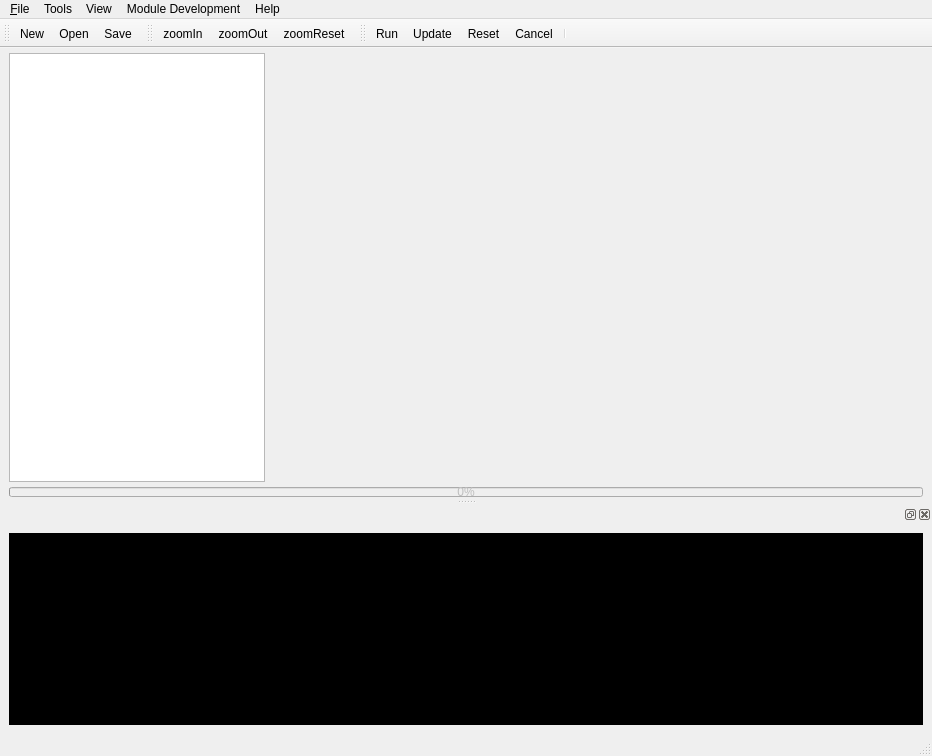
This is src/libdynamind-gui/dmmainwindow.ui in iut-ibk/DynaMind-ToolBox as Qt 5 draws it before an edit. The edited form follows.
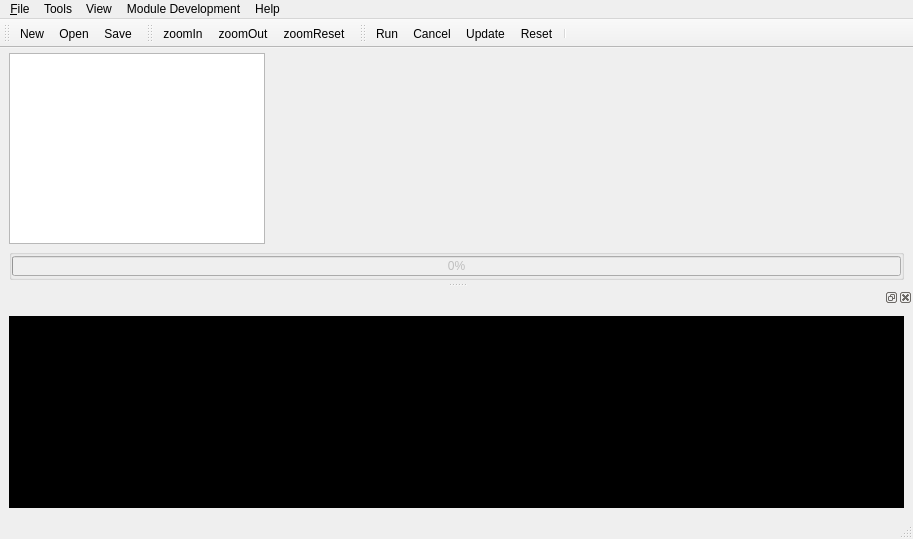
This is the edited form. Icons and pictures are not drawn.

What changed in the file:
```diff
--- a/src/libdynamind-gui/dmmainwindow.ui
+++ b/src/libdynamind-gui/dmmainwindow.ui
@@ -6,8 +6,8 @@
    <rect>
     <x>0</x>
     <y>0</y>
-    <width>932</width>
-    <height>756</height>
+    <width>913</width>
+    <height>539</height>
    </rect>
   </property>
   <property name="sizePolicy">
@@ -55,9 +55,6 @@
     <item>
      <widget class="QWidget" name="widget_2" native="true">
       <layout class="QHBoxLayout" name="horizontalLayout_3">
-       <property name="spacing">
-        <number>6</number>
-       </property>
        <property name="margin">
         <number>0</number>
        </property>
@@ -117,12 +114,21 @@
      </widget>
     </item>
     <item>
+     <widget class="QGroupBox" name="groupBox">
+      <property name="title">
+       <string/>
+      </property>
+      <layout class="QHBoxLayout" name="horizontalLayout">
+       <property name="margin">
+        <number>0</number>
+       </property>
+       <item>
      <widget class="QProgressBar" name="progressBar">
       <property name="enabled">
        <bool>false</bool>
       </property>
       <property name="sizePolicy">
-       <sizepolicy hsizetype="Expanding" vsizetype="Fixed">
+          <sizepolicy hsizetype="Expanding" vsizetype="Preferred">
         <horstretch>0</horstretch>
         <verstretch>0</verstretch>
        </sizepolicy>
@@ -130,7 +136,7 @@
       <property name="maximumSize">
        <size>
         <width>16777215</width>
-        <height>10</height>
+           <height>20</height>
        </size>
       </property>
       <property name="value">
@@ -146,13 +152,16 @@
     </item>
    </layout>
   </widget>
+    </item>
+   </layout>
+  </widget>
   <widget class="QMenuBar" name="menubar">
    <property name="geometry">
     <rect>
      <x>0</x>
      <y>0</y>
-     <width>932</width>
-     <height>21</height>
+     <width>913</width>
+     <height>22</height>
     </rect>
    </property>
    <widget class="QMenu" name="menuSimulation">
@@ -692,9 +701,9 @@
     <bool>false</bool>
    </attribute>
    <addaction name="actionRun"/>
+   <addaction name="actionCancel"/>
    <addaction name="actionUpdate"/>
    <addaction name="actionReset"/>
-   <addaction name="actionCancel"/>
    <addaction name="separator"/>
   </widget>
   <action name="actionRun">
```
Left out of the diff: 4 changed lines with no effect on the pictures. Lines whose indentation alone changed are shown as unchanged.
